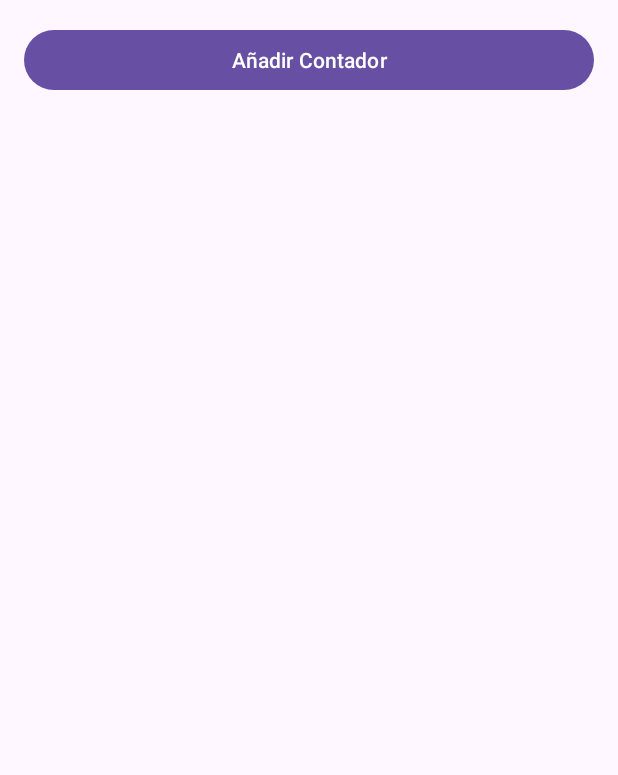
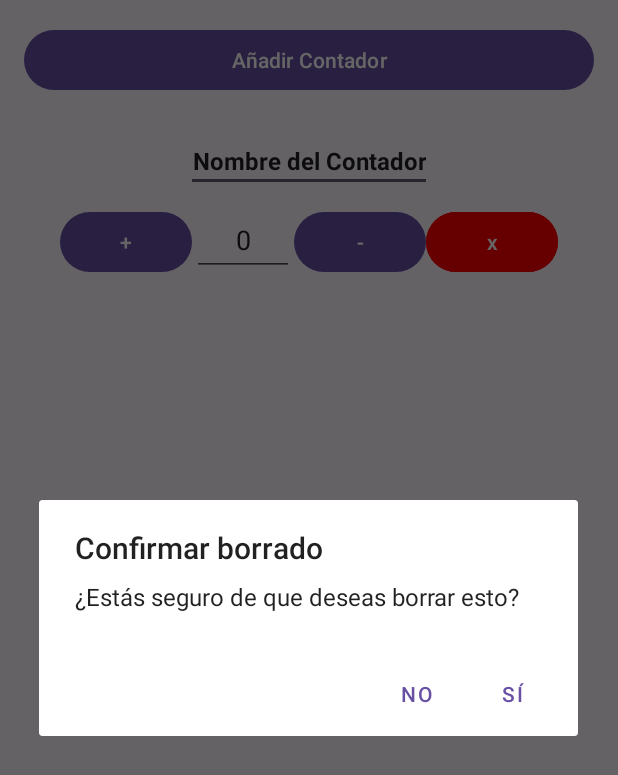
Before and after one commit to Jackknife95/PAD_24-25, an Android app: the screen it shows after launch (CounterActivity), after a tap on an icon or button, on a phone screen of 412 x 824 dp. Shown: the top 775 px of the screen. Run offline under Robolectric (Android 15) with nearby library versions, the phone set to English and light mode, and no system bars; Roboto replaces fonts that are not available here.

Commit message:
Agregado apaisado de counter_activity y popup para el borrado

```diff
--- a/app/src/main/java/es/ucm/fdi/proyecto/dicesanddragons/CounterAdapter.java
+++ b/app/src/main/java/es/ucm/fdi/proyecto/dicesanddragons/CounterAdapter.java
@@ -1,5 +1,6 @@
 package es.ucm.fdi.proyecto.dicesanddragons;
 
+import android.app.AlertDialog;
 import android.text.Editable;
 import android.text.TextWatcher;
 import android.view.LayoutInflater;
@@ -61,7 +62,26 @@ public class CounterAdapter extends RecyclerView.Adapter<CounterAdapter.CounterV
         });
 
         // Eliminar el contador
-        holder.btnDelete.setOnClickListener(v -> listener.onDeleteCounter(position));
+        holder.btnDelete.setOnClickListener(v -> {
+                    // Crear el diálogo de confirmación
+                    AlertDialog.Builder builder = new AlertDialog.Builder(v.getContext());
+                    builder.setTitle("Confirmar borrado");
+                    builder.setMessage("¿Estás seguro de que deseas borrar esto?");
+
+                    // Botón "Sí"
+                    builder.setPositiveButton("Sí", (dialog, which) -> {
+                        // Acción de borrado
+                        listener.onDeleteCounter(position);
+                        dialog.dismiss(); // Cerrar el diálogo
+
+                    });
+
+                    // Botón "No"
+                    builder.setNegativeButton("No", (dialog, which) -> dialog.dismiss());
+
+                    // Mostrar el diálogo
+                    builder.create().show();
+        });
 
         // Cambiar el nombre del contador
         holder.etCounterName.setOnFocusChangeListener((v, hasFocus) -> {
--- /dev/null
+++ b/app/src/main/res/layout-land/counter_activity.xml
@@ -0,0 +1,22 @@
+<?xml version="1.0" encoding="utf-8"?>
+<LinearLayout
+    xmlns:android="http://schemas.android.com/apk/res/android"
+    android:layout_width="match_parent"
+    android:layout_height="match_parent"
+    android:orientation="vertical"
+    android:padding="16dp">
+
+    <Button
+        android:id="@+id/btn_add_counter"
+        android:layout_width="match_parent"
+        android:layout_height="wrap_content"
+        android:text="@string/agregar_contador" />
+
+    <androidx.recyclerview.widget.RecyclerView
+        android:id="@+id/recycler_view"
+        android:layout_width="match_parent"
+        android:layout_height="0dp"
+        android:layout_weight="1"
+        android:padding="8dp" />
+
+</LinearLayout>
```
